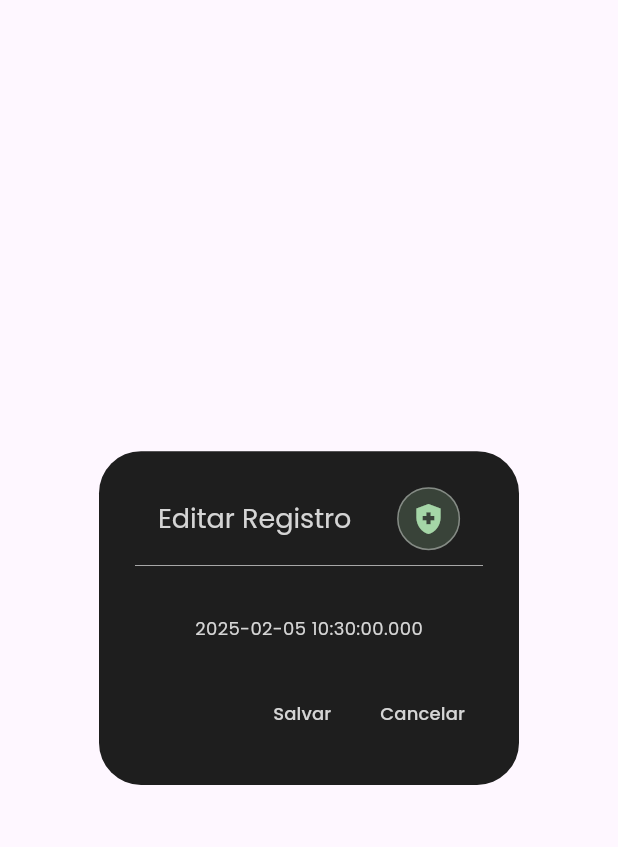
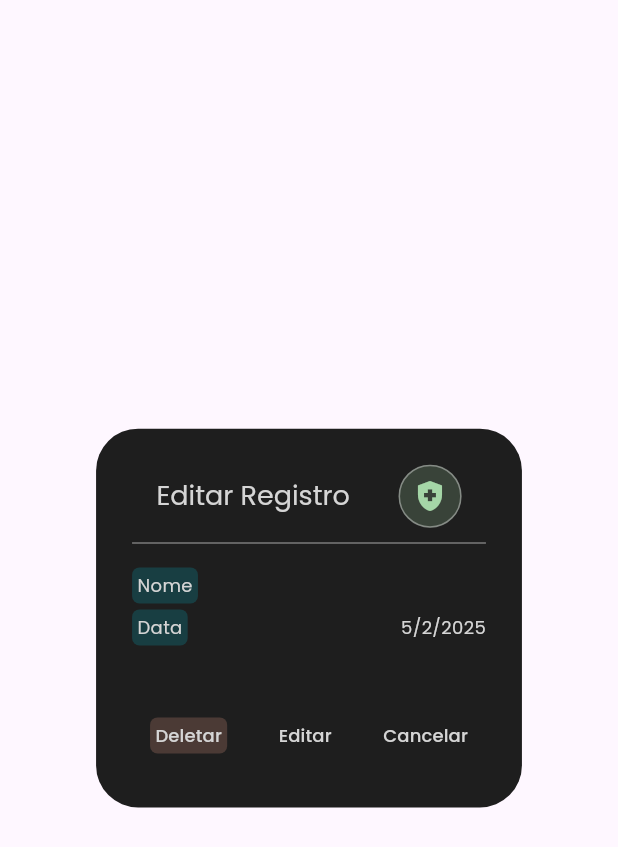
Before and after one commit to AndreNagem1/AmigoPet, a Flutter app: the InfoDialog widget shown alone on an empty page, opened directly with empty values, on a phone screen of 412 x 824 dp. Shown: the top 847 px of the screen. Run offline on Flutter 3.47's test engine with Material 3 defaults, Android fonts, the light colour scheme and no system bars; our stand-ins replace cloud_firestore, firebase_core, fl_chart, flutter_bloc, google_fonts, location and 3 more; accounts and stored records are empty.

Commit message:
chore: added some stuff

```diff
--- /dev/null
+++ b/lib/pet_details/domain/edit_info_dialog/edit_info_dialog_state.dart
@@ -0,0 +1,17 @@
+abstract class InfoDialogState {}
+
+class SuccessState extends InfoDialogState {
+  List<Object> get props => [];
+}
+
+class LoadingState extends InfoDialogState {
+  List<Object> get props => [];
+}
+
+class ErrorState extends InfoDialogState {
+  List<Object> get props => [];
+}
+
+class IdleState extends InfoDialogState {
+  List<Object> get props => [];
+}
--- a/lib/pet_details/domain/pet_expandable/pet_expandable_cubit.dart
+++ b/lib/pet_details/domain/pet_expandable/pet_expandable_cubit.dart
@@ -21,6 +21,7 @@ class PetDetailsCubit extends Cubit<PetExpandableState> {
       await db.collection(infoType.type).get().then((event) {
         for (var doc in event.docs) {
           final petRemedyInfo = PetRemedyInfo(
+            Id: doc['id'],
             date: DateTime.parse(doc['date']),
             name: doc['name'],
             isRecurrent: doc['recurrent'],
--- a/lib/pet_details/presentation/model/PetRemedyInfo.dart
+++ b/lib/pet_details/presentation/model/PetRemedyInfo.dart
@@ -1,12 +1,14 @@
 import 'package:cloud_firestore/cloud_firestore.dart';
 
 class PetRemedyInfo {
+  int Id;
   DateTime date;
   String name;
   bool isRecurrent;
   int? recurrenceInDays;
 
   PetRemedyInfo({
+    this.Id = 0,
     required this.date,
     required this.name,
     required this.isRecurrent,
--- a/lib/pet_details/presentation/pet_info_container/pet_info_spandable/info_dialog.dart
+++ b/lib/pet_details/presentation/pet_info_container/pet_info_spandable/edit_info_dialog.dart
@@ -1,18 +1,24 @@
 import 'package:amigo_pet/colors/app_colors.dart';
 import 'package:amigo_pet/common_ui/letter_decoration.dart';
+import 'package:amigo_pet/pet_details/domain/edit_info_dialog/edit_info_dialog_cubit.dart';
+import 'package:amigo_pet/pet_details/presentation/enum/pet_info_enum.dart';
 import 'package:amigo_pet/pet_details/presentation/model/PetRemedyInfo.dart';
 import 'package:flutter/material.dart';
 
 import '../../../../common_ui/divider.dart';
 import '../../../../common_ui/highlighted_text.dart';
+import '../../../domain/edit_info_dialog/edit_info_dialog_state.dart';
 
 class InfoDialog extends StatelessWidget {
   final PetRemedyInfo info;
+  final PetInfoType type;
 
-  const InfoDialog({super.key, required this.info});
+  const InfoDialog({super.key, required this.info, required this.type});
 
   @override
   Widget build(BuildContext context) {
+    final cubit = EditInfoDialogCubit(IdleState());
+
     return AlertDialog(
       backgroundColor: AppColors.surface,
       title: Column(
@@ -53,33 +59,52 @@ class InfoDialog extends StatelessWidget {
         ],
       ),
       content: Column(
+        crossAxisAlignment: CrossAxisAlignment.start,
         mainAxisSize: MainAxisSize.min,
         children: [
-          Text(
-            info.name,
-            style: AppStyles.poppins12TextStyle,
+          InfoRow(label: 'Nome', value: info.name),
+          SizedBox(height: 4.0),
+          InfoRow(
+            label: 'Data',
+            value: "${info.date.day}/${info.date.month}/${info.date.year}",
           ),
-          Text(
-            info.date.toString(),
-            style: AppStyles.poppins12TextStyle,
-          ),
+          SizedBox(height: 4.0),
           if (info.isRecurrent)
-            Text(
-              "${info.date.day}/${info.date.month}/${info.date.year}" +
-                  ' frequência em dias ',
-              style: AppStyles.poppins12TextStyle,
+            InfoRow(
+                label: 'Frequência',
+                value: info.recurrenceInDays.toString() + ' dias'),
+          SizedBox(height: 4.0),
+          if (info.isRecurrent)
+            Row(
+              mainAxisAlignment: MainAxisAlignment.spaceBetween,
+              children: [
+                HighLightedText(
+                  labelColor: AppColors.cyan,
+                  label: 'Status',
+                ),
+                HighLightedText(
+                  labelColor: AppColors.warmGreen,
+                  label: 'Em dia',
+                ),
+              ],
             ),
-          if (info.isRecurrent)
-            HighLightedText(
-              labelColor: AppColors.warmGreen,
-              label: 'Em dia',
-            ),
+          SizedBox(height: 4.0),
         ],
       ),
       actions: <Widget>[
         TextButton(
+          child: HighLightedText(
+            label: 'Deletar',
+            labelColor: AppColors.pastelOrange,
+          ),
+          onPressed: () {
+            cubit.deletePetExamInfo(info.Id, type);
+            Navigator.of(context).pop(); // Close the dialog
+          },
+        ),
+        TextButton(
           child: Text(
-            'Salvar',
+            'Editar',
             style: AppStyles.poppins12TextStyle,
           ),
           onPressed: () {
@@ -99,3 +124,31 @@ class InfoDialog extends StatelessWidget {
     );
   }
 }
+
+class InfoRow extends StatelessWidget {
+  final String label;
+  final String value;
+
+  const InfoRow({
+    super.key,
+    required this.label,
+    required this.value,
+  });
+
+  @override
+  Widget build(BuildContext context) {
+    return Row(
+      mainAxisAlignment: MainAxisAlignment.spaceBetween,
+      children: [
+        HighLightedText(
+          labelColor: AppColors.cyan,
+          label: label,
+        ),
+        Text(
+          value,
+          style: AppStyles.poppins12TextStyle,
+        ),
+      ],
+    );
+  }
+}
--- a/lib/pet_details/presentation/pet_info_container/pet_info_spandable/pet_info_spandable.dart
+++ b/lib/pet_details/presentation/pet_info_container/pet_info_spandable/pet_info_spandable.dart
@@ -125,8 +125,10 @@ class _PetInfoExpandableState extends State<PetInfoExpandable> {
                           ),
                         SuccessState(:final data) => Column(
                             children: data
-                                .map((info) =>
-                                    PetInfoSpandableSuccessRow(info: info))
+                                .map((info) => PetInfoSpandableSuccessRow(
+                                      info: info,
+                                      type: widget.infoType,
+                                    ))
                                 .toList(),
                           ),
                         LoadingState() =>
```
Also changed, not shown: lib/pet_details/domain/add_item_dialog/add_medication_item_dialog_cubit.dart (+24 -2 lines), lib/pet_details/domain/edit_info_dialog/edit_info_dialog_cubit.dart (added, +32 -0 lines), lib/pet_details/presentation/pet_info_container/add_medication_item_dialog.dart (+17 -1 lines), lib/pet_details/presentation/pet_info_container/pet_info_spandable/pet_info_spandable_success_row.dart (+11 -3 lines).
